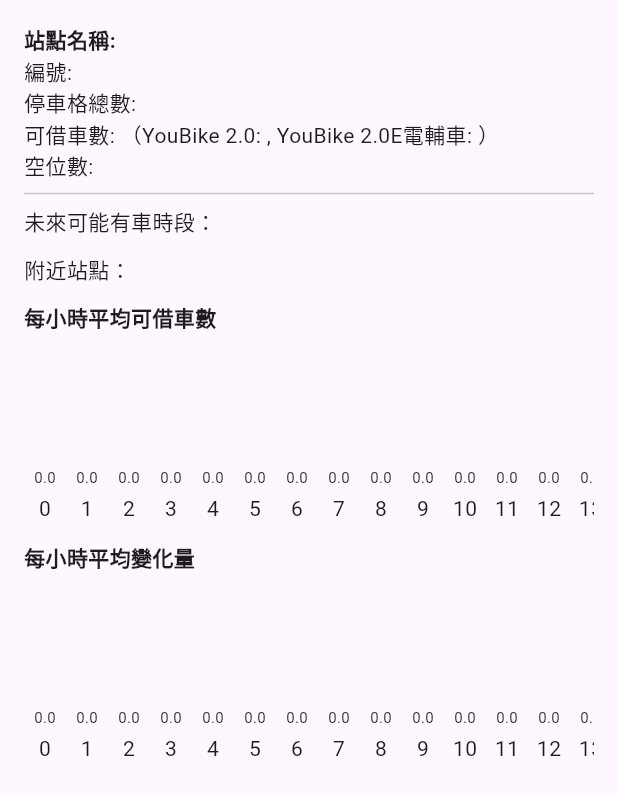
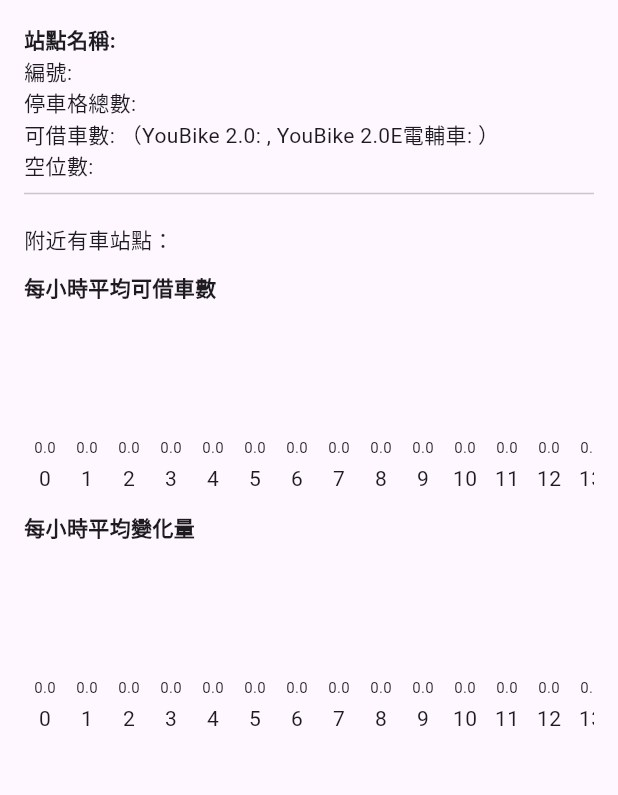
Before and after one commit to ryan940618/youbike_predict, a Flutter app: the StationDetail widget shown alone on an empty page, opened directly with empty values, on a phone screen of 412 x 824 dp. Shown: the top 795 px of the screen. Run offline on Flutter 3.47's test engine with Material 3 defaults, Android fonts, the phone set to English and light mode, and no system bars; our stand-ins replace file_picker, flutter_map, latlong2; missing offline and left inert: file_selector; network calls fail.

Commit message:
Remove the displaying of future predicting

```diff
--- a/lib/services/analyzer.dart
+++ b/lib/services/analyzer.dart
@@ -178,7 +178,7 @@ class Analyzer {
       final yb2 = s['yb2'] ?? 0;
       final eyb = s['eyb'] ?? 0;
 
-      return "$name(${distance}m)\n車輛數:$available/$total (YouBike 2.0:$yb2 電輔車:$eyb)";
+      return "$name(${distance}m)\n車輛數:$available/$total (YouBike 2.0: $yb2 電輔車: $eyb)";
     }).toList();
   }
 }
--- a/lib/widgets/detail.dart
+++ b/lib/widgets/detail.dart
@@ -62,10 +62,10 @@ class StationDetail extends StatelessWidget {
           Column(
             crossAxisAlignment: CrossAxisAlignment.start,
             children: [
-              const Text("未來可能有車時段："),
-              ...likelyTimes.map((t) => Text("• $t")),
+              //const Text("未來可能有車時段："),
+              //...likelyTimes.map((t) => Text("• $t")),
               const SizedBox(height: 12),
-              const Text("附近站點："),
+              const Text("附近有車站點："),
               ...nearbyStations.map((s) => Text("• $s")),
             ],
           ),
```
